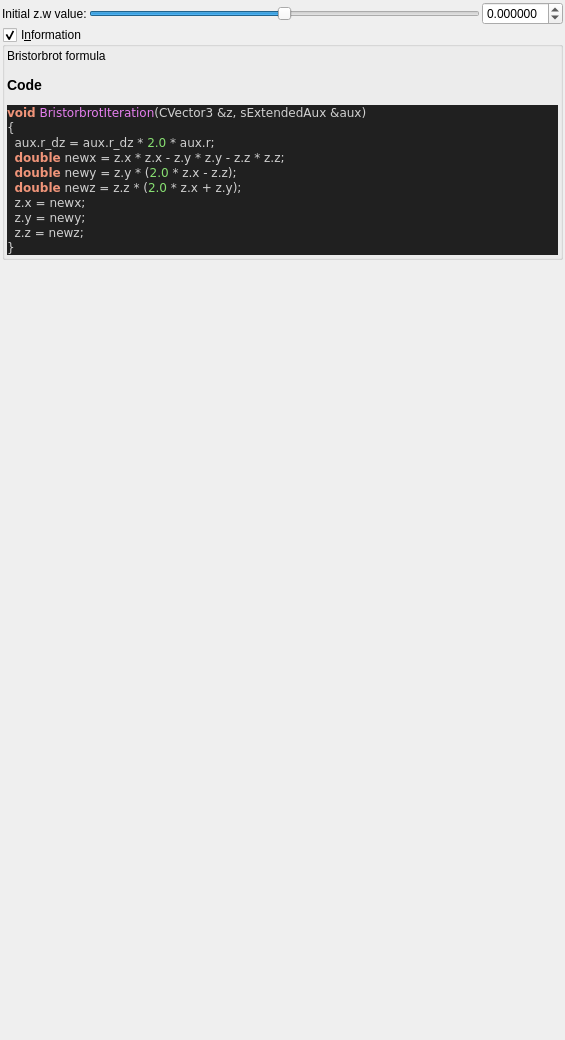
Before: the Qt Designer form mandelbulber2/qt_data/fractal_bristorbrot4D.ui in buddhi1980/mandelbulber2, drawn with Qt 5.
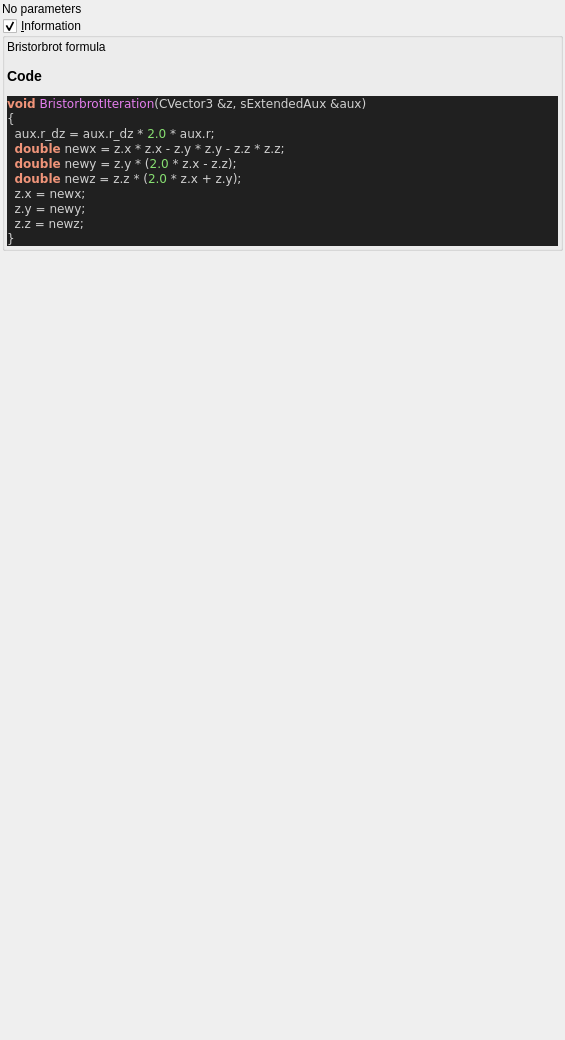
After: the same form once the commit is applied. Custom widgets are drawn as their Qt base class.

Commit message: Implemented initial value for w-axis

What changed in the file:
```diff
--- a/mandelbulber2/qt_data/fractal_bristorbrot4D.ui
+++ b/mandelbulber2/qt_data/fractal_bristorbrot4D.ui
@@ -30,73 +30,16 @@
     <number>2</number>
    </property>
    <item>
-    <layout class="QGridLayout" name="gridLayout">
-     <property name="spacing">
-      <number>2</number>
+    <widget class="QLabel" name="label">
+     <property name="text">
+      <string>No parameters</string>
      </property>
-     <item row="0" column="1">
-      <widget class="QSlider" name="slider_transf_offset_0">
-       <property name="sizePolicy">
-        <sizepolicy hsizetype="Expanding" vsizetype="Maximum">
-         <horstretch>0</horstretch>
-         <verstretch>0</verstretch>
-        </sizepolicy>
-       </property>
-       <property name="minimum">
-        <number>-2000000</number>
-       </property>
-       <property name="maximum">
-        <number>2000000</number>
-       </property>
-       <property name="singleStep">
-        <number>1</number>
-       </property>
-       <property name="orientation">
-        <enum>Qt::Horizontal</enum>
-       </property>
-      </widget>
-     </item>
-     <item row="0" column="2">
-      <widget class="MyDoubleSpinBox" name="spinbox_transf_offset_0">
-       <property name="sizePolicy">
-        <sizepolicy hsizetype="Minimum" vsizetype="Maximum">
-         <horstretch>0</horstretch>
-         <verstretch>0</verstretch>
-        </sizepolicy>
-       </property>
-       <property name="prefix">
-        <string/>
-       </property>
-       <property name="suffix">
-        <string/>
-       </property>
-       <property name="decimals">
-        <number>6</number>
-       </property>
-       <property name="minimum">
-        <double>-9.999000000000001</double>
-       </property>
-       <property name="maximum">
-        <double>9.999000000000001</double>
-       </property>
-       <property name="singleStep">
-        <double>0.100000000000000</double>
-       </property>
-      </widget>
-     </item>
-     <item row="0" column="0">
-      <widget class="QLabel" name="label_13">
-       <property name="text">
-        <string>Initial z.w value:</string>
-       </property>
-      </widget>
-     </item>
-    </layout>
+    </widget>
    </item>
    <item>
     <widget class="MyGroupBox" name="groupCheck_info">
      <property name="title">
-      <string>I&amp;nformation</string>
+      <string>&amp;Information</string>
      </property>
      <property name="flat">
       <bool>false</bool>
@@ -170,11 +113,6 @@
   </layout>
  </widget>
  <customwidgets>
-  <customwidget>
-   <class>MyDoubleSpinBox</class>
-   <extends>QDoubleSpinBox</extends>
-   <header>my_double_spin_box.h</header>
-  </customwidget>
   <customwidget>
    <class>MyGroupBox</class>
    <extends>QGroupBox</extends>
```
The commit also changes 9 other files.
